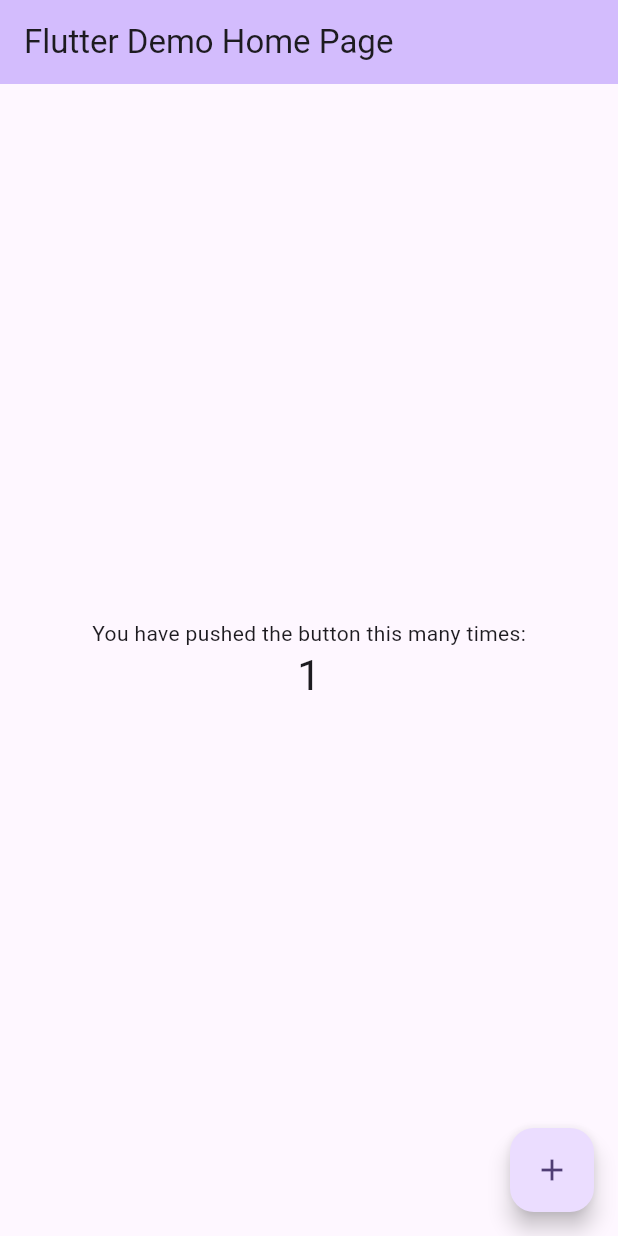
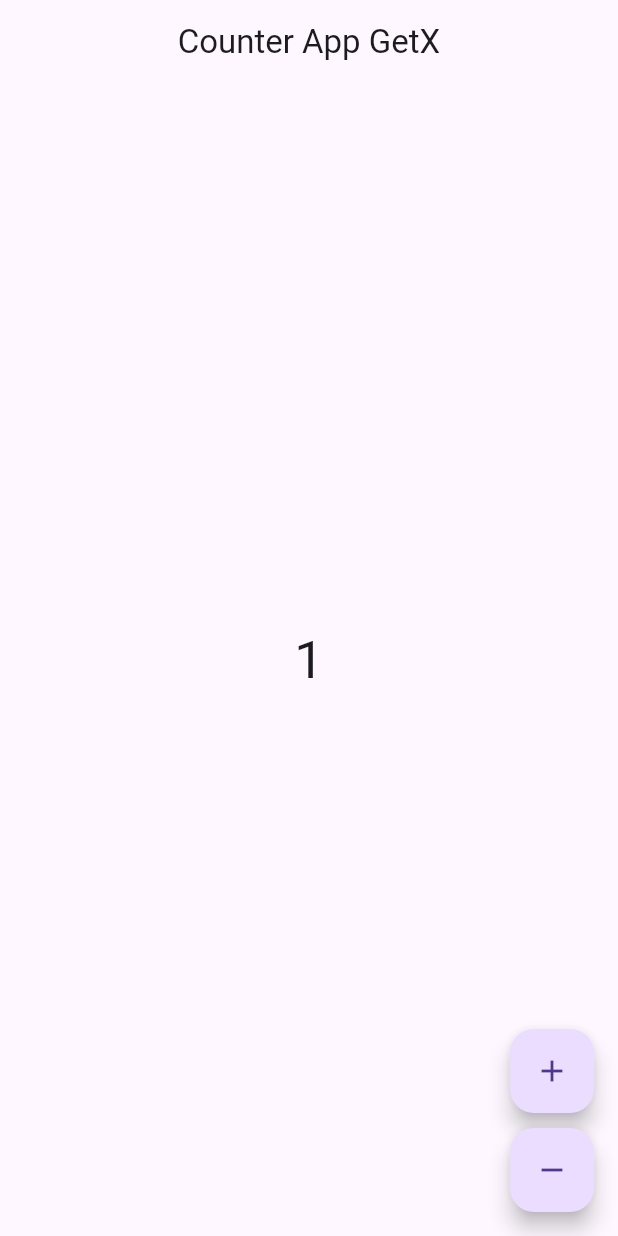
Before and after one commit to Aashish019/Counter-APP, a Flutter app: the screen it shows after launch, after a tap on the "add" icon, on a phone screen of 412 x 824 dp. Run offline on Flutter 3.47's test engine with Material 3 defaults, Android fonts, the phone set to English and light mode, and no system bars; our stand-ins replace get.

Commit message:
Getx Counter

```diff
--- /dev/null
+++ b/lib/controller/counter_controller.dart
@@ -0,0 +1,12 @@
+import 'package:get/get.dart';
+
+class CounterController extends GetxController {
+  var value = 0.obs;
+  void increment() {
+    value++;
+  }
+
+  void decrement() {
+    value--;
+  }
+}
--- a/lib/main.dart
+++ b/lib/main.dart
@@ -1,4 +1,7 @@
 import 'package:flutter/material.dart';
+import 'package:get/get.dart';
+
+import 'pages/home_page.dart';
 
 void main() {
   runApp(const MyApp());
@@ -10,116 +13,8 @@ class MyApp extends StatelessWidget {
   // This widget is the root of your application.
   @override
   Widget build(BuildContext context) {
-    return MaterialApp(
-      title: 'Flutter Demo',
-      theme: ThemeData(
-        // This is the theme of your application.
-        //
-        // TRY THIS: Try running your application with "flutter run". You'll see
-        // the application has a blue toolbar. Then, without quitting the app,
-        // try changing the seedColor in the colorScheme below to Colors.green
-        // and then invoke "hot reload" (save your changes or press the "hot
-        // reload" button in a Flutter-supported IDE, or press "r" if you used
-        // the command line to start the app).
-        //
-        // Notice that the counter didn't reset back to zero; the application
-        // state is not lost during the reload. To reset the state, use hot
-        // restart instead.
-        //
-        // This works for code too, not just values: Most code changes can be
-        // tested with just a hot reload.
-        colorScheme: ColorScheme.fromSeed(seedColor: Colors.deepPurple),
-        useMaterial3: true,
-      ),
-      home: const MyHomePage(title: 'Flutter Demo Home Page'),
+    return GetMaterialApp(
+      home: HomePage(),
     );
   }
 }
-
-class MyHomePage extends StatefulWidget {
-  const MyHomePage({super.key, required this.title});
-
-  // This widget is the home page of your application. It is stateful, meaning
-  // that it has a State object (defined below) that contains fields that affect
-  // how it looks.
-
-  // This class is the configuration for the state. It holds the values (in this
-  // case the title) provided by the parent (in this case the App widget) and
-  // used by the build method of the State. Fields in a Widget subclass are
-  // always marked "final".
-
-  final String title;
-
-  @override
-  State<MyHomePage> createState() => _MyHomePageState();
-}
-
-class _MyHomePageState extends State<MyHomePage> {
-  int _counter = 0;
-
-  void _incrementCounter() {
-    setState(() {
-      // This call to setState tells the Flutter framework that something has
-      // changed in this State, which causes it to rerun the build method below
-      // so that the display can reflect the updated values. If we changed
-      // _counter without calling setState(), then the build method would not be
-      // called again, and so nothing would appear to happen.
-      _counter++;
-    });
-  }
-
-  @override
-  Widget build(BuildContext context) {
-    // This method is rerun every time setState is called, for instance as done
-    // by the _incrementCounter method above.
-    //
-    // The Flutter framework has been optimized to make rerunning build methods
-    // fast, so that you can just rebuild anything that needs updating rather
-    // than having to individually change instances of widgets.
-    return Scaffold(
-      appBar: AppBar(
-        // TRY THIS: Try changing the color here to a specific color (to
-        // Colors.amber, perhaps?) and trigger a hot reload to see the AppBar
-        // change color while the other colors stay the same.
-        backgroundColor: Theme.of(context).colorScheme.inversePrimary,
-        // Here we take the value from the MyHomePage object that was created by
-        // the App.build method, and use it to set our appbar title.
-        title: Text(widget.title),
-      ),
-      body: Center(
-        // Center is a layout widget. It takes a single child and positions it
-        // in the middle of the parent.
-        child: Column(
-          // Column is also a layout widget. It takes a list of children and
-          // arranges them vertically. By default, it sizes itself to fit its
-          // children horizontally, and tries to be as tall as its parent.
-          //
-          // Column has various properties to control how it sizes itself and
-          // how it positions its children. Here we use mainAxisAlignment to
-          // center the children vertically; the main axis here is the vertical
-          // axis because Columns are vertical (the cross axis would be
-          // horizontal).
-          //
-          // TRY THIS: Invoke "debug painting" (choose the "Toggle Debug Paint"
-          // action in the IDE, or press "p" in the console), to see the
-          // wireframe for each widget.
-          mainAxisAlignment: MainAxisAlignment.center,
-          children: <Widget>[
-            const Text(
-              'You have pushed the button this many times:',
-            ),
-            Text(
-              '$_counter',
-              style: Theme.of(context).textTheme.headlineMedium,
-            ),
-          ],
-        ),
-      ),
-      floatingActionButton: FloatingActionButton(
-        onPressed: _incrementCounter,
-        tooltip: 'Increment',
-        child: const Icon(Icons.add),
-      ), // This trailing comma makes auto-formatting nicer for build methods.
-    );
-  }
-}
--- /dev/null
+++ b/lib/pages/home_page.dart
@@ -0,0 +1,50 @@
+import 'package:flutter/material.dart';
+import 'package:get/get.dart';
+
+import '../controller/counter_controller.dart';
+
+class HomePage extends StatelessWidget {
+  final CounterController getcount = Get.put(CounterController());
+  HomePage({super.key});
+
+  @override
+  Widget build(BuildContext context) {
+    return Scaffold(
+      appBar: AppBar(
+        title: const Text("Counter App GetX"),
+        centerTitle: true,
+      ),
+      body: Center(
+        child: Column(
+          mainAxisAlignment: MainAxisAlignment.center,
+          children: [
+            Obx(
+              () => Text(
+                "${getcount.value}",
+                style: const TextStyle(fontSize: 35),
+              ),
+            )
+          ],
+        ),
+      ),
+      floatingActionButton: Column(
+        mainAxisSize: MainAxisSize.min,
+        children: [
+          FloatingActionButton(
+              child: const Icon(Icons.add),
+              onPressed: () {
+                getcount.increment();
+              }),
+          const SizedBox(
+            height: 10,
+          ),
+          FloatingActionButton(
+              child: const Icon(Icons.remove),
+              onPressed: () {
+                getcount.decrement();
+              }),
+        ],
+      ),
+    );
+  }
+}
--- a/pubspec.yaml
+++ b/pubspec.yaml
@@ -35,6 +35,8 @@ dependencies:
   # The following adds the Cupertino Icons font to your application.
   # Use with the CupertinoIcons class for iOS style icons.
   cupertino_icons: ^1.0.2
+  get: ^4.6.6
+
 
 dev_dependencies:
   flutter_test:
```
Also changed, not shown: pubspec.lock.
